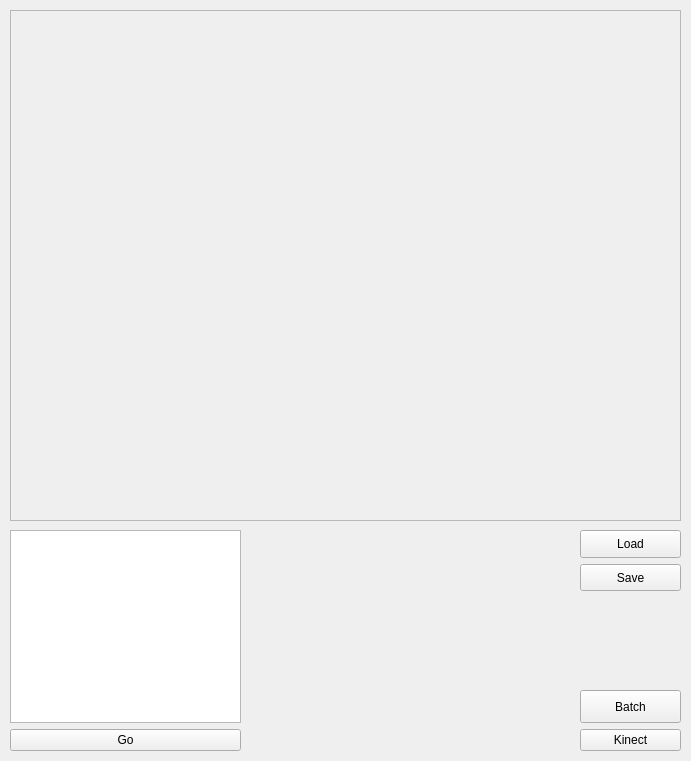
Above: ui/mainwindow.ui from najlepsiwebdesigner/opencv-lab before the change. Below: the same form after it.
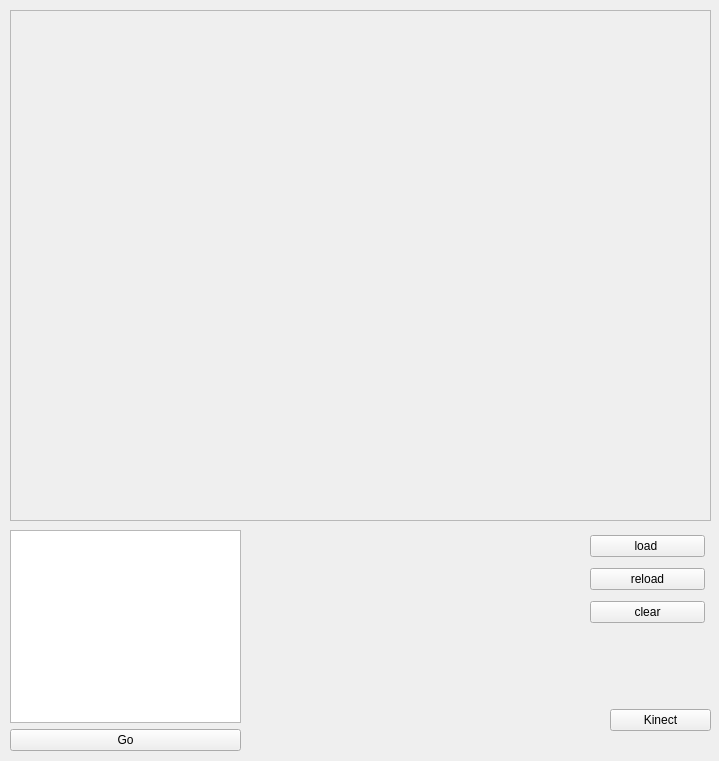
That is the form after the change.

Commit message: add multiple operations on loaded images, add clear images, add reload images

Diff of the .ui file:
```diff
--- a/ui/mainwindow.ui
+++ b/ui/mainwindow.ui
@@ -6,7 +6,7 @@
    <rect>
     <x>0</x>
     <y>0</y>
-    <width>691</width>
+    <width>719</width>
     <height>761</height>
    </rect>
   </property>
@@ -25,7 +25,7 @@
      <rect>
       <x>10</x>
       <y>10</y>
-      <width>671</width>
+      <width>701</width>
       <height>511</height>
      </rect>
     </property>
@@ -37,7 +37,7 @@
       <rect>
        <x>0</x>
        <y>0</y>
-       <width>669</width>
+       <width>699</width>
        <height>509</height>
       </rect>
      </property>
@@ -70,29 +70,16 @@
      </item>
     </layout>
    </widget>
-   <widget class="QWidget" name="">
+   <widget class="QWidget" name="layoutWidget">
     <property name="geometry">
      <rect>
-      <x>580</x>
+      <x>610</x>
       <y>690</y>
       <width>101</width>
       <height>61</height>
      </rect>
     </property>
     <layout class="QVBoxLayout" name="verticalLayout_2">
-     <item>
-      <widget class="QPushButton" name="batchWindow">
-       <property name="sizePolicy">
-        <sizepolicy hsizetype="Expanding" vsizetype="Ignored">
-         <horstretch>0</horstretch>
-         <verstretch>0</verstretch>
-        </sizepolicy>
-       </property>
-       <property name="text">
-        <string>Batch</string>
-       </property>
-      </widget>
-     </item>
      <item>
       <widget class="QPushButton" name="showWebcam">
        <property name="autoFillBackground">
@@ -108,39 +95,34 @@
      </item>
     </layout>
    </widget>
-   <widget class="QWidget" name="">
+   <widget class="QWidget" name="layoutWidget">
     <property name="geometry">
      <rect>
-      <x>580</x>
+      <x>590</x>
       <y>530</y>
-      <width>101</width>
-      <height>61</height>
+      <width>115</width>
+      <height>100</height>
      </rect>
     </property>
     <layout class="QVBoxLayout" name="verticalLayout_3">
      <item>
       <widget class="QPushButton" name="loadPicture">
-       <property name="sizePolicy">
-        <sizepolicy hsizetype="Minimum" vsizetype="Minimum">
-         <horstretch>0</horstretch>
-         <verstretch>0</verstretch>
-        </sizepolicy>
-       </property>
        <property name="text">
-        <string>Load</string>
+        <string>load </string>
        </property>
       </widget>
      </item>
      <item>
-      <widget class="QPushButton" name="savePicture">
-       <property name="sizePolicy">
-        <sizepolicy hsizetype="Ignored" vsizetype="Ignored">
-         <horstretch>0</horstretch>
-         <verstretch>0</verstretch>
-        </sizepolicy>
+      <widget class="QPushButton" name="reload">
+       <property name="text">
+        <string>reload</string>
        </property>
+      </widget>
+     </item>
+     <item>
+      <widget class="QPushButton" name="clearImages">
        <property name="text">
-        <string>Save</string>
+        <string>clear</string>
        </property>
       </widget>
      </item>
```
Left out of the diff: 10 changed lines with no effect on the pictures. The commit also changes 8 other files.
